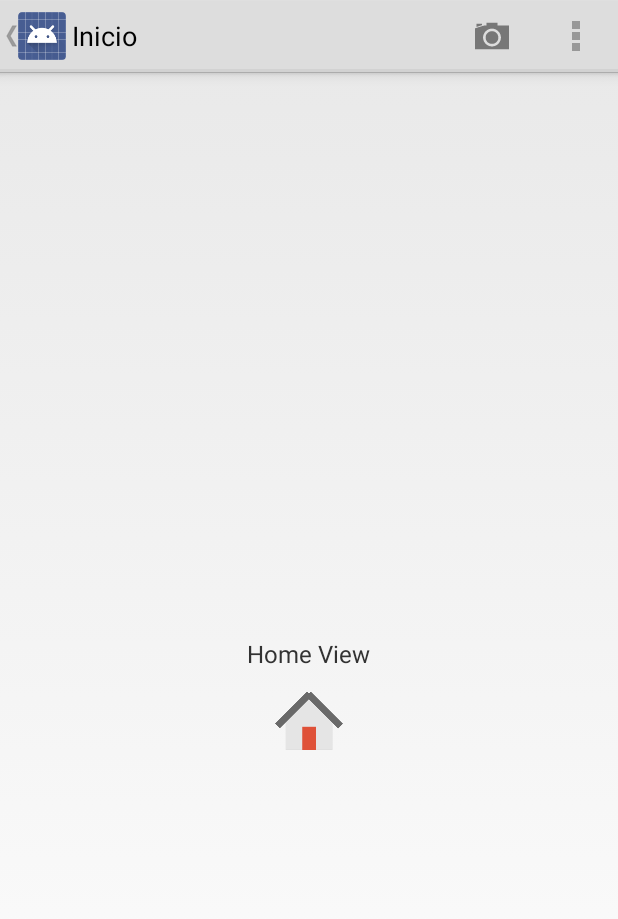
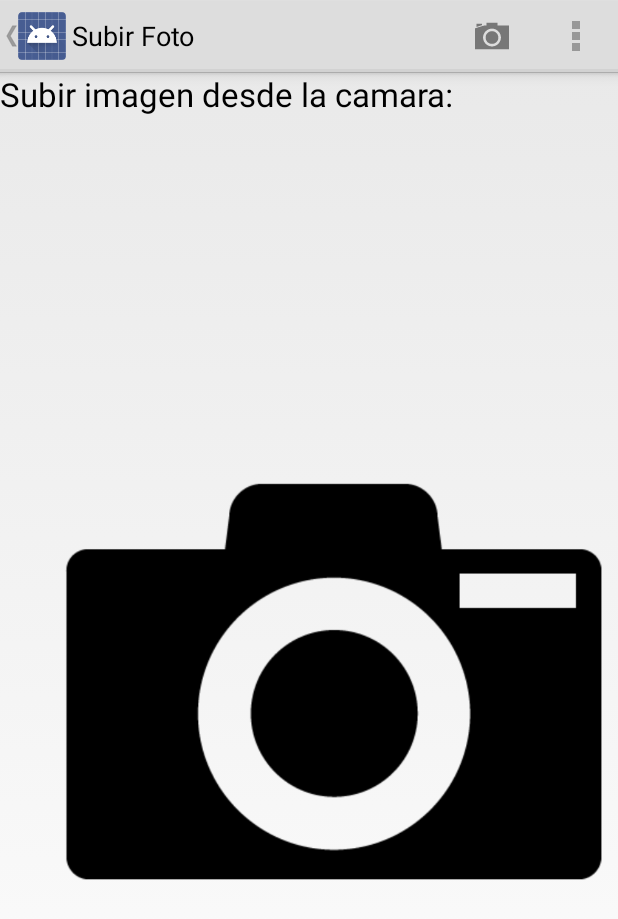
Before and after one commit to jmfrutos/SlicePicker, an Android app: the screen it shows after launch (MainActivity), after a tap on "Camara", on a phone screen of 412 x 824 dp. Shown: the top 919 px of the screen. Run offline under Robolectric (Android 15) with nearby library versions, the phone set to English and light mode, and no system bars; pictures from the network do not load; 3 statements that could not run were skipped.

Commit message:
Commit para funcionalidad del botón de camara en el ACTIONBAR

```diff
--- a/app/src/main/java/info/androidhive/slidingmenu/MainActivity.java
+++ b/app/src/main/java/info/androidhive/slidingmenu/MainActivity.java
@@ -1,9 +1,4 @@
 package info.androidhive.slidingmenu;
-
-import info.androidhive.slidingmenu.adapter.NavDrawerListAdapter;
-import info.androidhive.slidingmenu.model.NavDrawerItem;
-
-import java.util.ArrayList;
 
 import android.app.Activity;
 import android.app.Fragment;
@@ -19,6 +14,11 @@ import android.view.MenuItem;
 import android.view.View;
 import android.widget.AdapterView;
 import android.widget.ListView;
+
+import java.util.ArrayList;
+
+import info.androidhive.slidingmenu.adapter.NavDrawerListAdapter;
+import info.androidhive.slidingmenu.model.NavDrawerItem;
 
 public class MainActivity extends Activity {
 	private DrawerLayout mDrawerLayout;
@@ -132,6 +132,9 @@ public class MainActivity extends Activity {
 
 	@Override
 	public boolean onOptionsItemSelected(MenuItem item) {
+
+        Fragment fragment = null;
+
 		// toggle nav drawer on selecting action bar app icon/title
 		if (mDrawerToggle.onOptionsItemSelected(item)) {
 			return true;
@@ -140,6 +143,19 @@ public class MainActivity extends Activity {
 		switch (item.getItemId()) {
 		case R.id.action_settings:
 			return true;
+        case R.id.action_camara:
+            fragment = new SubirFotoFragment();
+            if (fragment != null) {
+                FragmentManager fragmentManager = getFragmentManager();
+                fragmentManager.beginTransaction()
+                        .replace(R.id.frame_container, fragment).commit();
+
+                setTitle("Subir Foto");
+            } else {
+                // error in creating fragment
+                Log.e("MainActivity", "Error in creating fragment");
+            }
+
 		default:
 			return super.onOptionsItemSelected(item);
 		}
```
Also changed, not shown: 1 other file.
